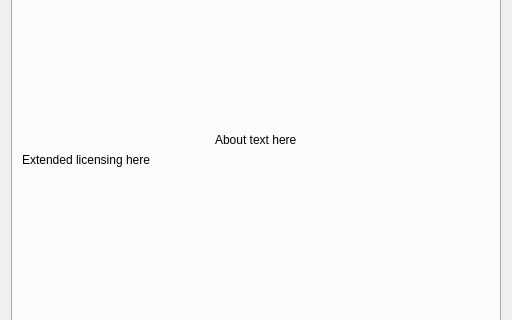
falkTX/Carla, file resources/ui/carla_about.ui: the form before one commit; both pictures show x 0 to 512 and y 118 to 438 of the 512 by 519 pixel window.
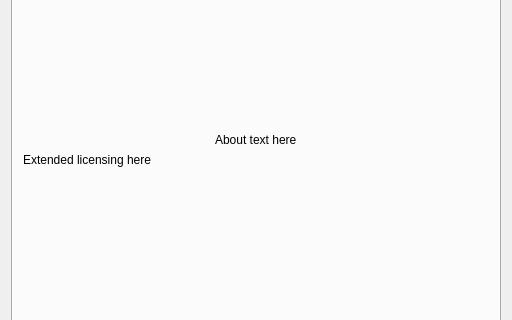
The form after the commit. Icons and pictures are not drawn.

Commit message: Specify mp3 file support on "make features"

What changed in the file:
```diff
--- a/resources/ui/carla_about.ui
+++ b/resources/ui/carla_about.ui
@@ -101,9 +101,18 @@
          <property name="text">
           <string>Extended licensing here</string>
          </property>
+         <property name="textFormat">
+          <enum>Qt::RichText</enum>
+         </property>
          <property name="wordWrap">
           <bool>true</bool>
          </property>
+         <property name="margin">
+          <number>1</number>
+         </property>
+         <property name="indent">
+          <number>1</number>
+         </property>
         </widget>
        </item>
       </layout>
```
The commit also changes 1 other file.
